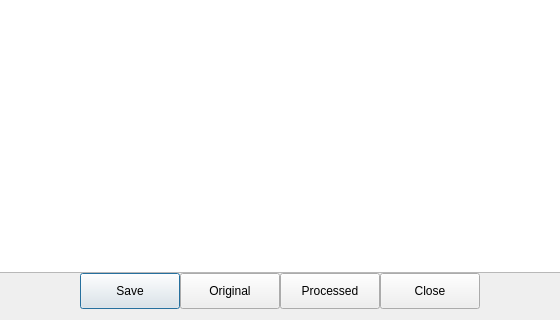
Old version of the form UI/displayimage.ui in the repository Autlasters/ImageCustomizer; both pictures show x 113 to 673 and y 138 to 458 of the 785 by 458 pixel window.
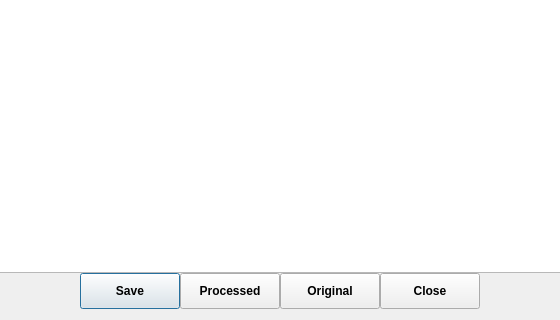
New version of the form.

Commit message: feat: add Bright, Warm, Cold, Sharp filters. Change the UI elements' font style and swap the original and processed buttons in the Display Image Window

What changed in the file:
```diff
--- a/UI/displayimage.ui
+++ b/UI/displayimage.ui
@@ -74,30 +74,16 @@
            <height>50</height>
           </size>
          </property>
+         <property name="font">
+          <font>
+           <bold>true</bold>
+          </font>
+         </property>
          <property name="text">
           <string>Save</string>
          </property>
         </widget>
        </item>
-       <item>
-        <widget class="QPushButton" name="displayOriginalImageButton">
-         <property name="minimumSize">
-          <size>
-           <width>100</width>
-           <height>25</height>
-          </size>
-         </property>
-         <property name="maximumSize">
-          <size>
-           <width>125</width>
-           <height>50</height>
-          </size>
-         </property>
-         <property name="text">
-          <string>Original</string>
-         </property>
-        </widget>
-       </item>
        <item>
         <widget class="QPushButton" name="displayProcessedImageButton">
          <property name="minimumSize">
@@ -112,11 +98,40 @@
            <height>50</height>
           </size>
          </property>
+         <property name="font">
+          <font>
+           <bold>true</bold>
+          </font>
+         </property>
          <property name="text">
           <string>Processed</string>
          </property>
         </widget>
        </item>
+       <item>
+        <widget class="QPushButton" name="displayOriginalImageButton">
+         <property name="minimumSize">
+          <size>
+           <width>100</width>
+           <height>25</height>
+          </size>
+         </property>
+         <property name="maximumSize">
+          <size>
+           <width>125</width>
+           <height>50</height>
+          </size>
+         </property>
+         <property name="font">
+          <font>
+           <bold>true</bold>
+          </font>
+         </property>
+         <property name="text">
+          <string>Original</string>
+         </property>
+        </widget>
+       </item>
        <item>
         <widget class="QPushButton" name="closeButton">
          <property name="minimumSize">
@@ -131,6 +146,11 @@
            <height>50</height>
           </size>
          </property>
+         <property name="font">
+          <font>
+           <bold>true</bold>
+          </font>
+         </property>
          <property name="text">
           <string>Close</string>
          </property>
```
The commit also changes 6 other files.
